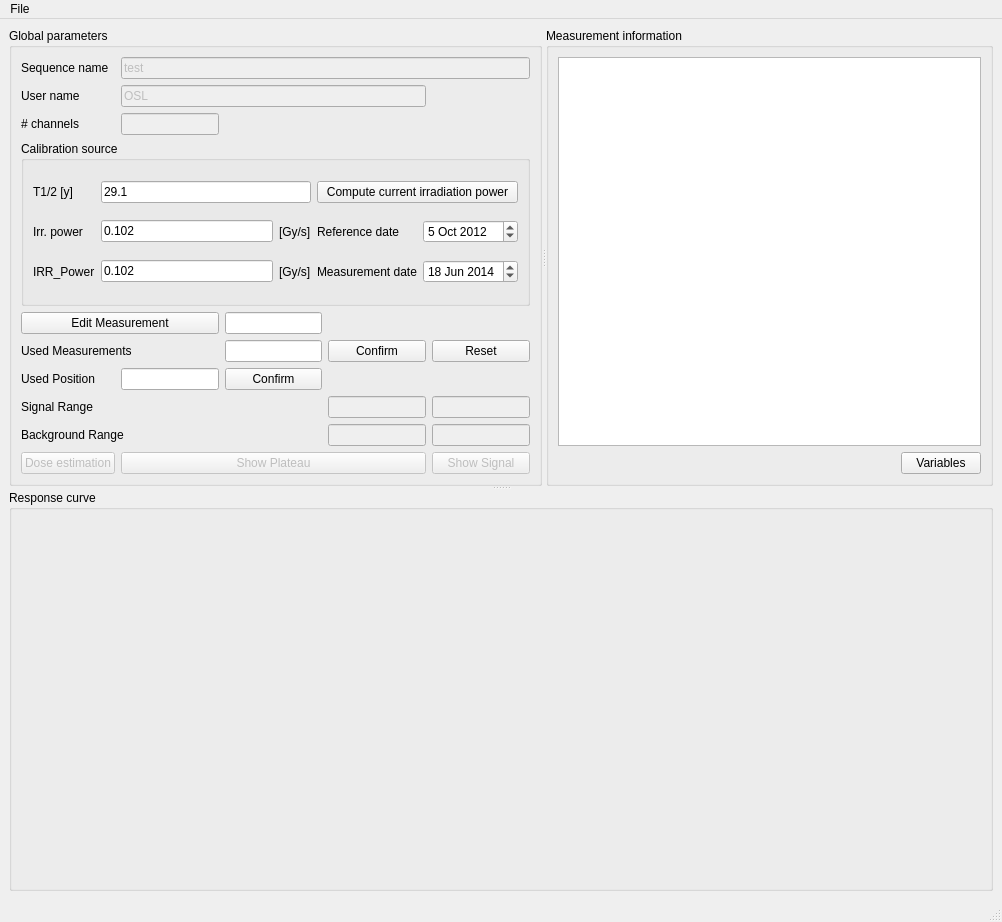
bulanek/alive, file src/mainwindow.ui: the form before one commit.
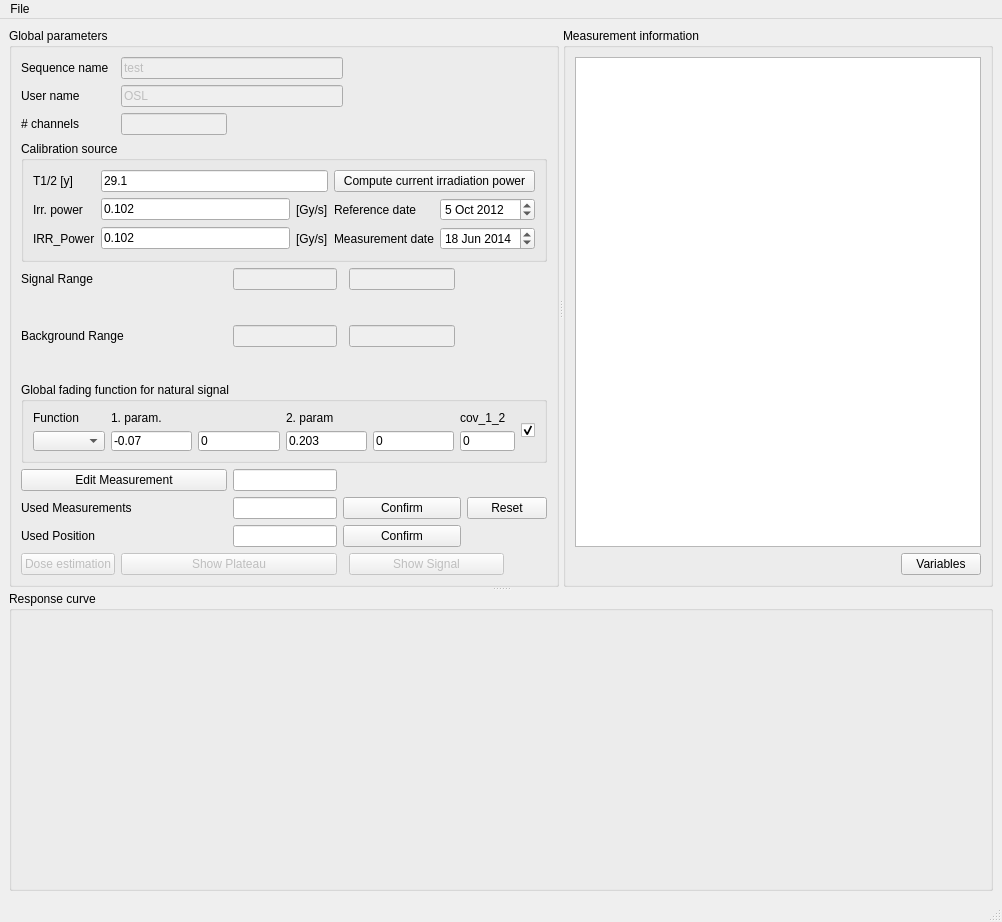
The form after the commit. Custom widgets are drawn as their Qt base class.

Commit message: global fading and range

```diff
--- a/src/mainwindow.ui
+++ b/src/mainwindow.ui
@@ -34,7 +34,7 @@
         <property name="minimumSize">
          <size>
           <width>420</width>
-          <height>450</height>
+          <height>454</height>
          </size>
         </property>
         <property name="maximumSize">
@@ -46,8 +46,38 @@
         <property name="title">
          <string>Global parameters</string>
         </property>
-        <layout class="QGridLayout" name="gridLayout_5">
-         <item row="4" column="0" colspan="5">
+        <layout class="QGridLayout" name="gridLayout_6">
+         <item row="1" column="1" colspan="3">
+          <widget class="QLineEdit" name="lineEdit_5">
+           <property name="enabled">
+            <bool>false</bool>
+           </property>
+           <property name="text">
+            <string>OSL</string>
+           </property>
+          </widget>
+         </item>
+         <item row="1" column="0">
+          <widget class="QLabel" name="label_3">
+           <property name="toolTip">
+            <string>User who created the datafile</string>
+           </property>
+           <property name="statusTip">
+            <string>User who created the datafile</string>
+           </property>
+           <property name="text">
+            <string>User name</string>
+           </property>
+          </widget>
+         </item>
+         <item row="2" column="0">
+          <widget class="QLabel" name="label_8">
+           <property name="text">
+            <string># channels</string>
+           </property>
+          </widget>
+         </item>
+         <item row="3" column="0" colspan="8">
           <widget class="QGroupBox" name="groupBox_4">
            <property name="title">
             <string>Calibration source</string>
@@ -183,114 +213,45 @@
            </layout>
           </widget>
          </item>
-         <item row="10" column="4">
-          <widget class="QLineEdit" name="lineEdit_7">
+         <item row="13" column="0">
+          <widget class="QPushButton" name="pushButton_4">
            <property name="enabled">
             <bool>false</bool>
            </property>
+           <property name="text">
+            <string>Dose estimation</string>
+           </property>
           </widget>
          </item>
-         <item row="1" column="0">
-          <widget class="QLabel" name="label_3">
-           <property name="toolTip">
-            <string>User who created the datafile</string>
-           </property>
-           <property name="statusTip">
-            <string>User who created the datafile</string>
-           </property>
+         <item row="6" column="0" rowspan="3" colspan="2">
+          <widget class="QLabel" name="label_7">
            <property name="text">
-            <string>User name</string>
+            <string>Background Range</string>
            </property>
           </widget>
          </item>
-         <item row="8" column="2">
-          <widget class="QLineEdit" name="lineEdit_3"/>
-         </item>
-         <item row="8" column="3">
+         <item row="11" column="3" colspan="3">
           <widget class="QPushButton" name="pushButton_5">
            <property name="text">
             <string>Confirm</string>
            </property>
           </widget>
          </item>
-         <item row="8" column="4">
+         <item row="11" column="6" colspan="2">
           <widget class="QPushButton" name="pushButton">
            <property name="text">
             <string>Reset</string>
            </property>
           </widget>
          </item>
-         <item row="9" column="0">
-          <widget class="QLabel" name="label_9">
-           <property name="toolTip">
-            <string>Position of carrousel</string>
-           </property>
-           <property name="statusTip">
-            <string>Position of carrousel</string>
-           </property>
-           <property name="text">
-            <string>Used Position</string>
-           </property>
-          </widget>
-         </item>
-         <item row="9" column="1">
-          <widget class="QLineEdit" name="lineEdit_11"/>
-         </item>
-         <item row="1" column="1" colspan="3">
-          <widget class="QLineEdit" name="lineEdit_5">
-           <property name="enabled">
-            <bool>false</bool>
-           </property>
-           <property name="text">
-            <string>OSL</string>
-           </property>
-          </widget>
-         </item>
-         <item row="12" column="4">
-          <widget class="QPushButton" name="pushButton_7">
-           <property name="enabled">
-            <bool>false</bool>
-           </property>
-           <property name="text">
-            <string>Show Signal</string>
-           </property>
-          </widget>
-         </item>
-         <item row="9" column="2">
+         <item row="12" column="3" colspan="3">
           <widget class="QPushButton" name="pushButton_8">
            <property name="text">
             <string>Confirm</string>
            </property>
           </widget>
          </item>
-         <item row="11" column="4">
-          <widget class="QLineEdit" name="lineEdit_9">
-           <property name="enabled">
-            <bool>false</bool>
-           </property>
-          </widget>
-         </item>
-         <item row="12" column="0">
-          <widget class="QPushButton" name="pushButton_4">
-           <property name="enabled">
-            <bool>false</bool>
-           </property>
-           <property name="text">
-            <string>Dose estimation</string>
-           </property>
-          </widget>
-         </item>
-         <item row="12" column="1" colspan="3">
-          <widget class="QPushButton" name="pushButton_3">
-           <property name="enabled">
-            <bool>false</bool>
-           </property>
-           <property name="text">
-            <string>Show Plateau</string>
-           </property>
-          </widget>
-         </item>
-         <item row="0" column="1" colspan="4">
+         <item row="0" column="1" colspan="3">
           <widget class="QLineEdit" name="lineEdit">
            <property name="enabled">
             <bool>false</bool>
@@ -300,6 +261,65 @@
            </property>
           </widget>
          </item>
+         <item row="10" column="3" colspan="5">
+          <spacer name="horizontalSpacer_7">
+           <property name="orientation">
+            <enum>Qt::Horizontal</enum>
+           </property>
+           <property name="sizeHint" stdset="0">
+            <size>
+             <width>40</width>
+             <height>20</height>
+            </size>
+           </property>
+          </spacer>
+         </item>
+         <item row="2" column="1">
+          <widget class="QLineEdit" name="lineEdit_10">
+           <property name="enabled">
+            <bool>false</bool>
+           </property>
+          </widget>
+         </item>
+         <item row="1" column="4" colspan="4">
+          <spacer name="horizontalSpacer_2">
+           <property name="orientation">
+            <enum>Qt::Horizontal</enum>
+           </property>
+           <property name="sizeHint" stdset="0">
+            <size>
+             <width>50</width>
+             <height>20</height>
+            </size>
+           </property>
+          </spacer>
+         </item>
+         <item row="2" column="2" colspan="6">
+          <spacer name="horizontalSpacer_3">
+           <property name="orientation">
+            <enum>Qt::Horizontal</enum>
+           </property>
+           <property name="sizeHint" stdset="0">
+            <size>
+             <width>50</width>
+             <height>20</height>
+            </size>
+           </property>
+          </spacer>
+         </item>
+         <item row="0" column="4" colspan="4">
+          <spacer name="horizontalSpacer">
+           <property name="orientation">
+            <enum>Qt::Horizontal</enum>
+           </property>
+           <property name="sizeHint" stdset="0">
+            <size>
+             <width>50</width>
+             <height>20</height>
+            </size>
+           </property>
+          </spacer>
+         </item>
          <item row="0" column="0">
           <widget class="QLabel" name="label_2">
            <property name="toolTip">
@@ -313,7 +333,104 @@
            </property>
           </widget>
          </item>
-         <item row="7" column="0" colspan="2">
+         <item row="13" column="1" colspan="2">
+          <widget class="QPushButton" name="pushButton_3">
+           <property name="enabled">
+            <bool>false</bool>
+           </property>
+           <property name="text">
+            <string>Show Plateau</string>
+           </property>
+          </widget>
+         </item>
+         <item row="13" column="4" colspan="3">
+          <widget class="QPushButton" name="pushButton_7">
+           <property name="enabled">
+            <bool>false</bool>
+           </property>
+           <property name="text">
+            <string>Show Signal</string>
+           </property>
+          </widget>
+         </item>
+         <item row="4" column="2">
+          <widget class="QLineEdit" name="lineEdit_6">
+           <property name="enabled">
+            <bool>false</bool>
+           </property>
+          </widget>
+         </item>
+         <item row="4" column="4">
+          <widget class="QLineEdit" name="lineEdit_7">
+           <property name="enabled">
+            <bool>false</bool>
+           </property>
+          </widget>
+         </item>
+         <item row="6" column="2" rowspan="3">
+          <widget class="QLineEdit" name="lineEdit_8">
+           <property name="enabled">
+            <bool>false</bool>
+           </property>
+          </widget>
+         </item>
+         <item row="7" column="4">
+          <widget class="QLineEdit" name="lineEdit_9">
+           <property name="enabled">
+            <bool>false</bool>
+           </property>
+          </widget>
+         </item>
+         <item row="4" column="0" colspan="2">
+          <widget class="QLabel" name="label_6">
+           <property name="text">
+            <string>Signal Range</string>
+           </property>
+          </widget>
+         </item>
+         <item row="7" column="6" colspan="2">
+          <spacer name="horizontalSpacer_6">
+           <property name="orientation">
+            <enum>Qt::Horizontal</enum>
+           </property>
+           <property name="sizeHint" stdset="0">
+            <size>
+             <width>26</width>
+             <height>20</height>
+            </size>
+           </property>
+          </spacer>
+         </item>
+         <item row="4" column="6" colspan="2">
+          <spacer name="horizontalSpacer_5">
+           <property name="orientation">
+            <enum>Qt::Horizontal</enum>
+           </property>
+           <property name="sizeHint" stdset="0">
+            <size>
+             <width>26</width>
+             <height>20</height>
+            </size>
+           </property>
+          </spacer>
+         </item>
+         <item row="10" column="2">
+          <widget class="QLineEdit" name="lineEdit_2">
+           <property name="toolTip">
+            <string/>
+           </property>
+           <property name="statusTip">
+            <string/>
+           </property>
+          </widget>
+         </item>
+         <item row="11" column="2">
+          <widget class="QLineEdit" name="lineEdit_3"/>
+         </item>
+         <item row="12" column="2">
+          <widget class="QLineEdit" name="lineEdit_11"/>
+         </item>
+         <item row="10" column="0" colspan="2">
           <widget class="QPushButton" name="pushButton_2">
            <property name="toolTip">
             <string>Number of measurement to edit</string>
@@ -326,17 +443,7 @@
            </property>
           </widget>
          </item>
-         <item row="7" column="2">
-          <widget class="QLineEdit" name="lineEdit_2">
-           <property name="toolTip">
-            <string/>
-           </property>
-           <property name="statusTip">
-            <string/>
-           </property>
-          </widget>
-         </item>
-         <item row="8" column="0" colspan="2">
+         <item row="11" column="0" colspan="2">
           <widget class="QLabel" name="label">
            <property name="toolTip">
             <string>format e.g.: 1-3,4</string>
@@ -349,59 +456,154 @@
            </property>
           </widget>
          </item>
-         <item row="7" column="4">
-          <spacer name="horizontalSpacer_2">
+         <item row="12" column="0" colspan="2">
+          <widget class="QLabel" name="label_9">
+           <property name="toolTip">
+            <string>Position of carrousel</string>
+           </property>
+           <property name="statusTip">
+            <string>Position of carrousel</string>
+           </property>
+           <property name="text">
+            <string>Used Position</string>
+           </property>
+          </widget>
+         </item>
+         <item row="12" column="6" colspan="2">
+          <spacer name="horizontalSpacer_8">
            <property name="orientation">
             <enum>Qt::Horizontal</enum>
            </property>
            <property name="sizeHint" stdset="0">
             <size>
-             <width>38</width>
-             <height>15</height>
+             <width>40</width>
+             <height>20</height>
             </size>
            </property>
           </spacer>
          </item>
-         <item row="2" column="0">
-          <widget class="QLabel" name="label_8">
-           <property name="text">
-            <string># channels</string>
+         <item row="9" column="0" colspan="8">
+          <widget class="QGroupBox" name="groupBox_5">
+           <property name="minimumSize">
+            <size>
+             <width>0</width>
+             <height>81</height>
+            </size>
            </property>
-          </widget>
-         </item>
-         <item row="2" column="1">
-          <widget class="QLineEdit" name="lineEdit_10">
-           <property name="enabled">
-            <bool>false</bool>
+           <property name="maximumSize">
+            <size>
+             <width>16777215</width>
+             <height>81</height>
+            </size>
            </property>
-          </widget>
-         </item>
-         <item row="11" column="3">
-          <widget class="QLineEdit" name="lineEdit_8">
-           <property name="enabled">
-            <bool>false</bool>
+           <property name="title">
+            <string>Global fading function for natural signal</string>
            </property>
-          </widget>
-         </item>
-         <item row="10" column="3">
-          <widget class="QLineEdit" name="lineEdit_6">
-           <property name="enabled">
-            <bool>false</bool>
-           </property>
-          </widget>
-         </item>
-         <item row="11" column="0" colspan="2">
-          <widget class="QLabel" name="label_7">
-           <property name="text">
-            <string>Background Range</string>
-           </property>
-          </widget>
-         </item>
-         <item row="10" column="0" colspan="2">
-          <widget class="QLabel" name="label_6">
-           <property name="text">
-            <string>Signal Range</string>
-           </property>
+           <layout class="QGridLayout" name="gridLayout_5">
+            <item row="0" column="0">
+             <layout class="QVBoxLayout" name="verticalLayout">
+              <item>
+               <widget class="QLabel" name="label_10">
+                <property name="text">
+                 <string>Function</string>
+                </property>
+               </widget>
+              </item>
+              <item>
+               <widget class="QComboBox" name="comboBox"/>
+              </item>
+             </layout>
+            </item>
+            <item row="0" column="1">
+             <layout class="QVBoxLayout" name="verticalLayout_2">
+              <item>
+               <widget class="QLabel" name="label_16">
+                <property name="text">
+                 <string>1. param.</string>
+                </property>
+               </widget>
+              </item>
+              <item>
+               <layout class="QHBoxLayout" name="horizontalLayout">
+                <item>
+                 <widget class="QLineEdit" name="lineEdit_12">
+                  <property name="text">
+                   <string>-0.07</string>
+                  </property>
+                 </widget>
+                </item>
+                <item>
+                 <widget class="QLineEdit" name="lineEdit_16">
+                  <property name="text">
+                   <string>0</string>
+                  </property>
+                 </widget>
+                </item>
+               </layout>
+              </item>
+             </layout>
+            </item>
+            <item row="0" column="2">
+             <layout class="QVBoxLayout" name="verticalLayout_3">
+              <item>
+               <widget class="QLabel" name="label_17">
+                <property name="text">
+                 <string>2. param</string>
+                </property>
+               </widget>
+              </item>
+              <item>
+               <layout class="QHBoxLayout" name="horizontalLayout_2">
+                <item>
+                 <widget class="QLineEdit" name="lineEdit_15">
+                  <property name="text">
+                   <string>0.203</string>
+                  </property>
+                 </widget>
+                </item>
+                <item>
+                 <widget class="QLineEdit" name="lineEdit_17">
+                  <property name="text">
+                   <string>0</string>
+                  </property>
+                 </widget>
+                </item>
+               </layout>
+              </item>
+             </layout>
+            </item>
+            <item row="0" column="3">
+             <layout class="QVBoxLayout" name="verticalLayout_4">
+              <item>
+               <widget class="QLabel" name="label_18">
+                <property name="text">
+                 <string>cov_1_2</string>
+                </property>
+               </widget>
+              </item>
+              <item>
+               <widget class="QLineEdit" name="lineEdit_18">
+                <property name="text">
+                 <string>0</string>
+                </property>
+               </widget>
+              </item>
+             </layout>
+            </item>
+            <item row="0" column="4">
+             <widget class="QCheckBox" name="checkBox">
+              <property name="text">
+               <string/>
+              </property>
+              <property name="checked">
+               <bool>true</bool>
+              </property>
+              <property name="tristate">
+               <bool>false</bool>
+              </property>
+             </widget>
+            </item>
+           </layout>
           </widget>
          </item>
         </layout>
@@ -471,7 +673,7 @@
        <property name="minimumSize">
         <size>
          <width>871</width>
-         <height>401</height>
+         <height>300</height>
         </size>
        </property>
        <property name="title">
```
Left out of the diff: 6 changed lines with no effect on the pictures. The commit also changes 17 other files.
